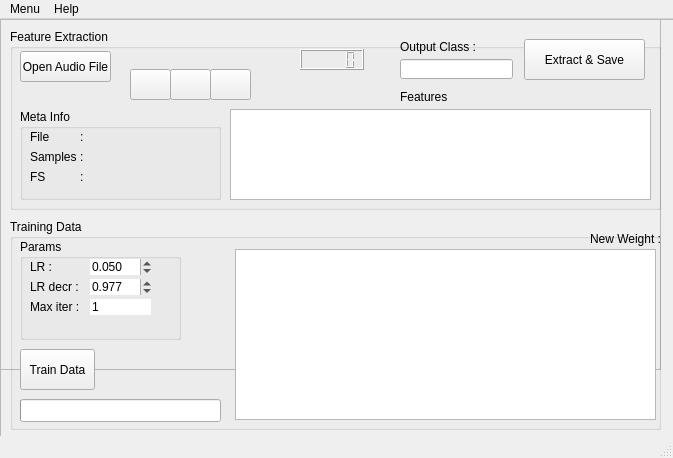
This is Program/view/ui_files/MainWindow.ui in sukorenomw/MFCC-and-LVQ-for-TDSV as Qt 5 draws it before an edit. The edited form follows.
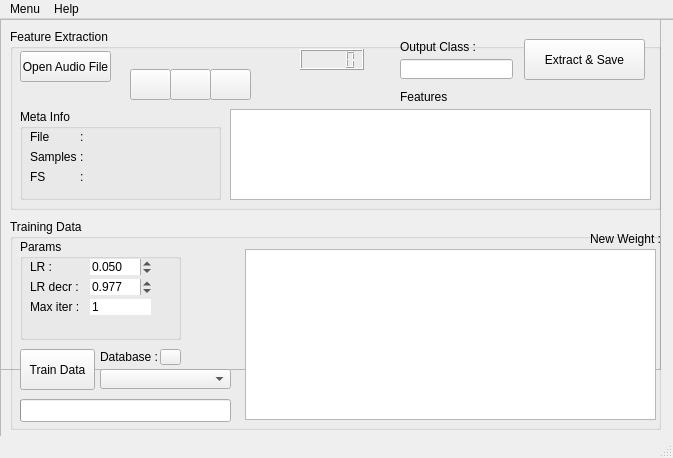
This is the edited form. Icons and pictures are not drawn. Custom widgets are drawn as their Qt base class.

What changed in the file:
```diff
--- a/Program/view/ui_files/MainWindow.ui
+++ b/Program/view/ui_files/MainWindow.ui
@@ -396,9 +396,9 @@
      <widget class="QTableWidget" name="newWeightTbl">
       <property name="geometry">
        <rect>
-        <x>225</x>
+        <x>235</x>
         <y>30</y>
-        <width>421</width>
+        <width>411</width>
         <height>171</height>
        </rect>
       </property>
@@ -434,7 +434,7 @@
        <rect>
         <x>10</x>
         <y>180</y>
-        <width>201</width>
+        <width>211</width>
         <height>23</height>
        </rect>
       </property>
@@ -584,6 +584,52 @@
        </property>
       </widget>
      </widget>
+     <widget class="QLabel" name="iterLbl_2">
+      <property name="geometry">
+       <rect>
+        <x>90</x>
+        <y>130</y>
+        <width>61</width>
+        <height>16</height>
+       </rect>
+      </property>
+      <property name="text">
+       <string>Database : </string>
+      </property>
+     </widget>
+     <widget class="QComboBox" name="databaseSelect">
+      <property name="geometry">
+       <rect>
+        <x>90</x>
+        <y>150</y>
+        <width>131</width>
+        <height>20</height>
+       </rect>
+      </property>
+     </widget>
+     <widget class="QPushButton" name="reloadDatabaseBtn">
+      <property name="geometry">
+       <rect>
+        <x>150</x>
+        <y>130</y>
+        <width>21</width>
+        <height>16</height>
+       </rect>
+      </property>
+      <property name="text">
+       <string/>
+      </property>
+      <property name="icon">
+       <iconset resource="image_set.qrc">
+        <normaloff>:/icons/1462919668_Update.png</normaloff>:/icons/1462919668_Update.png</iconset>
+      </property>
+      <property name="iconSize">
+       <size>
+        <width>12</width>
+        <height>12</height>
+       </size>
+      </property>
+     </widget>
     </widget>
    </widget>
   </widget>
```
